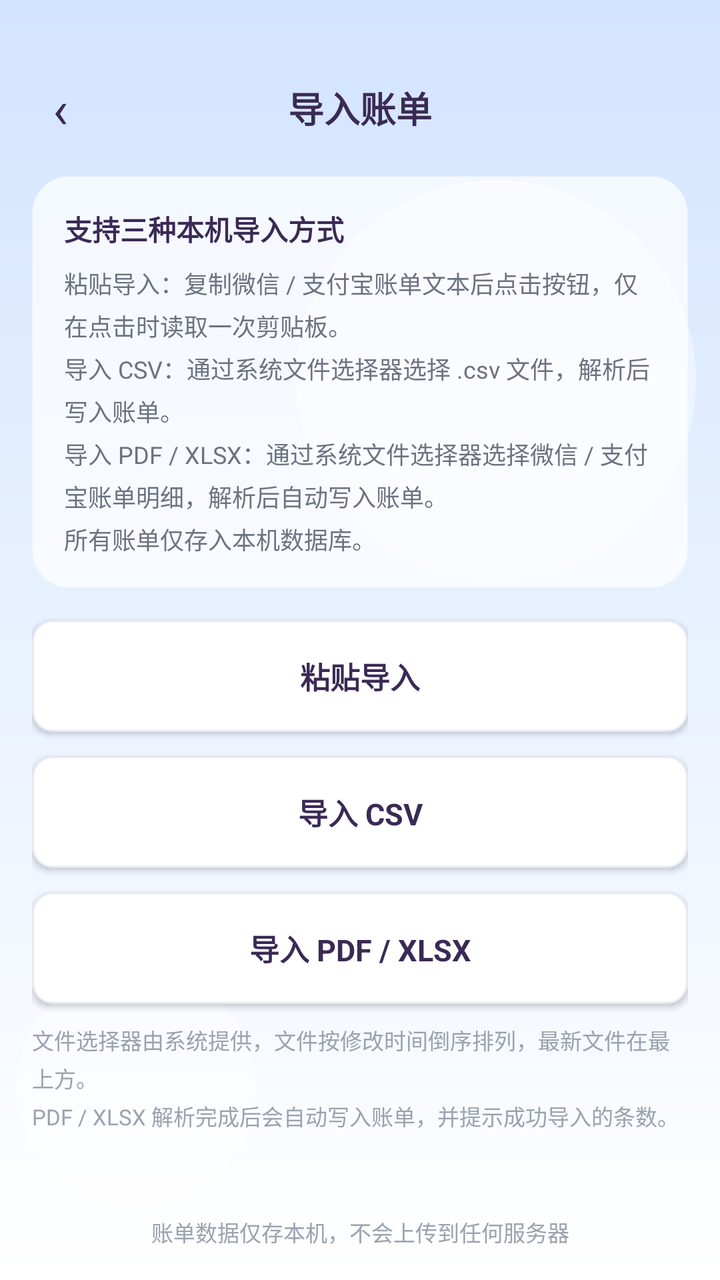
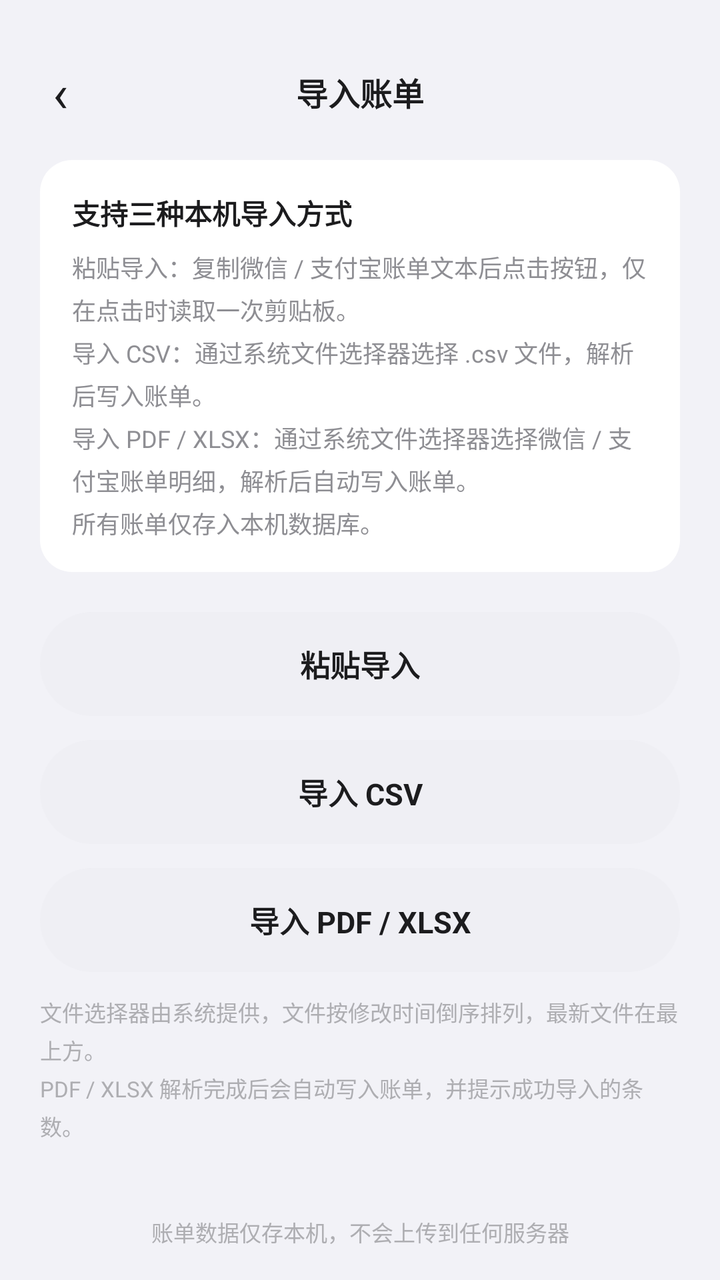

Compare the two renders of this Android layout. The source of the first and the diff that turns it into the second are given below.
<!-- AndroidManifest.xml: application theme Theme.StudentBill -->
<!-- res/layout/activity_import.xml -->
<?xml version="1.0" encoding="utf-8"?>
<LinearLayout xmlns:android="http://schemas.android.com/apk/res/android"
    android:layout_width="match_parent"
    android:layout_height="match_parent"
    android:background="@drawable/bg_page_gradient"
    android:orientation="vertical">

    
    <LinearLayout
        android:layout_width="match_parent"
        android:layout_height="wrap_content"
        android:gravity="center_vertical"
        android:orientation="horizontal"
        android:paddingStart="8dp"
        android:paddingTop="32dp"
        android:paddingEnd="8dp"
        android:paddingBottom="8dp">

        <TextView
            android:id="@+id/btnBack"
            android:layout_width="44dp"
            android:layout_height="44dp"
            android:background="?attr/selectableItemBackgroundBorderless"
            android:clickable="true"
            android:contentDescription="@string/chat_back"
            android:focusable="true"
            android:gravity="center"
            android:text="@string/chat_back"
            android:textColor="@color/candy_ink"
            android:textSize="26sp" />

        <TextView
            android:id="@+id/tvTitle"
            android:layout_width="0dp"
            android:layout_height="wrap_content"
            android:layout_weight="1"
            android:gravity="center"
            android:text="@string/import_title"
            android:textColor="@color/candy_ink"
            android:textSize="18sp"
            android:textStyle="bold" />

        <View
            android:layout_width="44dp"
            android:layout_height="44dp" />

    </LinearLayout>

    <ScrollView
        android:layout_width="match_parent"
        android:layout_height="0dp"
        android:layout_weight="1"
        android:fillViewport="true"
        android:scrollbars="none">

        <LinearLayout
            android:layout_width="match_parent"
            android:layout_height="wrap_content"
            android:orientation="vertical"
            android:paddingStart="16dp"
            android:paddingTop="4dp"
            android:paddingEnd="16dp"
            android:paddingBottom="16dp">

            <LinearLayout
                android:layout_width="match_parent"
                android:layout_height="wrap_content"
                android:background="@drawable/bg_candy_glass"
                android:orientation="vertical"
                android:padding="16dp">

                <TextView
                    android:layout_width="wrap_content"
                    android:layout_height="wrap_content"
                    android:text="@string/import_hint_title"
                    android:textColor="@color/candy_ink"
                    android:textSize="14sp"
                    android:textStyle="bold" />

                <TextView
                    android:layout_width="match_parent"
                    android:layout_height="wrap_content"
                    android:layout_marginTop="8dp"
                    android:lineSpacingExtra="4dp"
                    android:text="@string/import_hint"
                    android:textColor="@color/text_secondary"
                    android:textSize="12sp" />

            </LinearLayout>

            <TextView
                android:id="@+id/btnPasteImport"
                android:layout_width="match_parent"
                android:layout_height="56dp"
                android:layout_marginTop="16dp"
                android:background="@drawable/bg_input"
                android:clickable="true"
                android:elevation="2dp"
                android:focusable="true"
                android:foreground="?attr/selectableItemBackground"
                android:gravity="center"
                android:text="@string/import_paste"
                android:textColor="@color/candy_ink"
                android:textSize="15sp"
                android:textStyle="bold" />

            <TextView
                android:id="@+id/btnImportCsv"
                android:layout_width="match_parent"
                android:layout_height="56dp"
                android:layout_marginTop="12dp"
                android:background="@drawable/bg_input"
                android:clickable="true"
                android:elevation="2dp"
                android:focusable="true"
                android:foreground="?attr/selectableItemBackground"
                android:gravity="center"
                android:text="@string/import_csv"
                android:textColor="@color/candy_ink"
                android:textSize="15sp"
                android:textStyle="bold" />

            <TextView
                android:id="@+id/btnImportPdfXlsx"
                android:layout_width="match_parent"
                android:layout_height="56dp"
                android:layout_marginTop="12dp"
                android:background="@drawable/bg_input"
                android:clickable="true"
                android:elevation="2dp"
                android:focusable="true"
                android:foreground="?attr/selectableItemBackground"
                android:gravity="center"
                android:text="@string/import_pdf_xlsx"
                android:textColor="@color/candy_ink"
                android:textSize="15sp"
                android:textStyle="bold" />

            <TextView
                android:layout_width="match_parent"
                android:layout_height="wrap_content"
                android:layout_marginTop="10dp"
                android:lineSpacingExtra="3dp"
                android:text="@string/import_doc_note"
                android:textColor="@color/text_hint"
                android:textSize="11sp" />

        </LinearLayout>

    </ScrollView>

    <TextView
        android:id="@+id/tvPrivacyTip"
        android:layout_width="match_parent"
        android:layout_height="wrap_content"
        android:gravity="center"
        android:paddingStart="16dp"
        android:paddingTop="10dp"
        android:paddingEnd="16dp"
        android:paddingBottom="16dp"
        android:text="@string/import_privacy_tip"
        android:textColor="@color/text_hint"
        android:textSize="11sp" />

</LinearLayout>
<!-- resources referenced by this layout -->
<resources>
  <color name="candy_ink">#3A2A55</color>
  <color name="text_hint">#9AA3AF</color>
  <color name="text_secondary">#6B7280</color>
  <!-- drawable bg_candy_glass (drawable) -->
  <?xml version="1.0" encoding="utf-8"?>
  <shape xmlns:android="http://schemas.android.com/apk/res/android"
      android:shape="rectangle">
      <solid android:color="@color/candy_glass" />
      <corners android:radius="18dp" />
      <stroke
          android:width="1dp"
          android:color="@color/candy_line" />
  </shape>
  <!-- drawable bg_input (drawable) -->
  <?xml version="1.0" encoding="utf-8"?>
  <shape xmlns:android="http://schemas.android.com/apk/res/android"
      android:shape="rectangle">
      <solid android:color="@color/bg_card" />
      <corners android:radius="10dp" />
      <stroke
          android:width="1dp"
          android:color="@color/divider" />
  </shape>
  <!-- drawable bg_page_gradient (drawable) -->
  <?xml version="1.0" encoding="utf-8"?>
  <layer-list xmlns:android="http://schemas.android.com/apk/res/android">
  
      
      <item>
          <shape android:shape="rectangle">
              <gradient
                  android:angle="270"
                  android:endColor="@color/bg_card"
                  android:startColor="@color/page_blue" />
          </shape>
      </item>
  
      
      <item
          android:width="200dp"
          android:height="200dp"
          android:gravity="top|end"
          android:right="12dp"
          android:top="90dp">
          <shape android:shape="oval">
              <solid android:color="@color/page_bubble" />
          </shape>
      </item>
  
      <item
          android:width="120dp"
          android:height="120dp"
          android:gravity="bottom|start"
          android:bottom="36dp"
          android:left="8dp">
          <shape android:shape="oval">
              <solid android:color="@color/page_bubble" />
          </shape>
      </item>
  
  </layer-list>
  <string name="chat_back">‹</string>
  <string name="import_csv">导入 CSV</string>
  <string name="import_doc_note">文件选择器由系统提供，文件按修改时间倒序排列，最新文件在最上方。\nPDF / XLSX 解析完成后会自动写入账单，并提示成功导入的条数。</string>
  <string name="import_hint">粘贴导入：复制微信 / 支付宝账单文本后点击按钮，仅在点击时读取一次剪贴板。\n导入 CSV：通过系统文件选择器选择 .csv 文件，解析后写入账单。\n导入 PDF / XLSX：通过系统文件选择器选择微信 / 支付宝账单明细，解析后自动写入账单。\n所有账单仅存入本机数据库。</string>
  <string name="import_hint_title">支持三种本机导入方式</string>
  <string name="import_paste">粘贴导入</string>
  <string name="import_pdf_xlsx">导入 PDF / XLSX</string>
  <string name="import_privacy_tip">账单数据仅存本机，不会上传到任何服务器</string>
  <string name="import_title">导入账单</string>
  <style name="Theme.StudentBill" parent="Theme.AppCompat.Light.NoActionBar">
          <item name="colorPrimary">@color/color_primary</item>
          <item name="colorPrimaryDark">@color/color_primary_dark</item>
          <item name="colorAccent">@color/color_primary</item>
          <item name="android:windowLightStatusBar">true</item>
          <item name="android:statusBarColor">@color/page_blue</item>
          <item name="android:navigationBarColor">@color/bg_card</item>
          <item name="android:windowBackground">@drawable/bg_page_gradient</item>
          <item name="android:textColorPrimary">@color/text_primary</item>
          <item name="android:textColorSecondary">@color/text_secondary</item>
      </style>
  <color name="candy_glass">#B8FFFFFF</color>
  <color name="candy_line">#59FFFFFF</color>
  <color name="bg_card">#FFFFFF</color>
  <color name="divider">#E5E9F2</color>
  <color name="page_blue">#D3E4FF</color>
  <color name="page_bubble">#66FFFFFF</color>
  <color name="color_primary">#2F6FED</color>
  <color name="color_primary_dark">#1E4FBD</color>
  <color name="text_primary">#1F2430</color>
</resources>

<!-- the commit's change to res/layout/activity_import.xml (unified diff, before → after) -->
@@ -11,10 +11,10 @@
         android:layout_height="wrap_content"
         android:gravity="center_vertical"
         android:orientation="horizontal"
-        android:paddingStart="8dp"
-        android:paddingTop="32dp"
-        android:paddingEnd="8dp"
-        android:paddingBottom="8dp">
+        android:paddingStart="@dimen/space_sm"
+        android:paddingTop="@dimen/space_xl"
+        android:paddingEnd="@dimen/space_sm"
+        android:paddingBottom="@dimen/space_sm">
 
         <TextView
             android:id="@+id/btnBack"
@@ -26,7 +26,7 @@
             android:focusable="true"
             android:gravity="center"
             android:text="@string/chat_back"
-            android:textColor="@color/candy_ink"
+            android:textColor="@color/text_primary"
             android:textSize="26sp" />
 
         <TextView
@@ -36,8 +36,8 @@
             android:layout_weight="1"
             android:gravity="center"
             android:text="@string/import_title"
-            android:textColor="@color/candy_ink"
-            android:textSize="18sp"
+            android:textColor="@color/text_primary"
+            android:textSize="@dimen/text_card_title"
             android:textStyle="bold" />
 
         <View
@@ -51,95 +51,97 @@
         android:layout_height="0dp"
         android:layout_weight="1"
         android:fillViewport="true"
+        android:overScrollMode="never"
         android:scrollbars="none">
 
         <LinearLayout
             android:layout_width="match_parent"
             android:layout_height="wrap_content"
             android:orientation="vertical"
-            android:paddingStart="16dp"
-            android:paddingTop="4dp"
-            android:paddingEnd="16dp"
-            android:paddingBottom="16dp">
+            android:paddingStart="@dimen/page_padding"
+            android:paddingTop="@dimen/space_xs"
+            android:paddingEnd="@dimen/page_padding"
+            android:paddingBottom="@dimen/card_padding">
 
             <LinearLayout
                 android:layout_width="match_parent"
                 android:layout_height="wrap_content"
-                android:background="@drawable/bg_candy_glass"
+                android:background="@drawable/bg_card"
+                android:elevation="0dp"
                 android:orientation="vertical"
-                android:padding="16dp">
+                android:padding="@dimen/card_padding">
 
                 <TextView
                     android:layout_width="wrap_content"
                     android:layout_height="wrap_content"
                     android:text="@string/import_hint_title"
-                    android:textColor="@color/candy_ink"
-                    android:textSize="14sp"
+                    android:textColor="@color/text_primary"
+                    android:textSize="@dimen/text_body"
                     android:textStyle="bold" />
 
                 <TextView
                     android:layout_width="match_parent"
                     android:layout_height="wrap_content"
-                    android:layout_marginTop="8dp"
+                    android:layout_marginTop="@dimen/space_sm"
                     android:lineSpacingExtra="4dp"
                     android:text="@string/import_hint"
                     android:textColor="@color/text_secondary"
-                    android:textSize="12sp" />
+                    android:textSize="@dimen/text_caption" />
 
             </LinearLayout>
 
             <TextView
                 android:id="@+id/btnPasteImport"
                 android:layout_width="match_parent"
-                android:layout_height="56dp"
-                android:layout_marginTop="16dp"
-                android:background="@drawable/bg_input"
+                android:layout_height="52dp"
+                android:layout_marginTop="@dimen/space_lg"
+                android:background="@drawable/bg_button_ghost"
                 android:clickable="true"
-                android:elevation="2dp"
+                android:elevation="0dp"
                 android:focusable="true"
                 android:foreground="?attr/selectableItemBackground"
                 android:gravity="center"
                 android:text="@string/import_paste"
-                android:textColor="@color/candy_ink"
+                android:textColor="@color/text_primary"
                 android:textSize="15sp"
                 android:textStyle="bold" />
 
             <TextView
                 android:id="@+id/btnImportCsv"
                 android:layout_width="match_parent"
-                android:layout_height="56dp"
-                android:layout_marginTop="12dp"
-                android:background="@drawable/bg_input"
+                android:layout_height="52dp"
+                android:layout_marginTop="@dimen/space_md"
+                android:background="@drawable/bg_button_ghost"
                 android:clickable="true"
-                android:elevation="2dp"
+                android:elevation="0dp"
                 android:focusable="true"
                 android:foreground="?attr/selectableItemBackground"
                 android:gravity="center"
                 android:text="@string/import_csv"
-                android:textColor="@color/candy_ink"
+                android:textColor="@color/text_primary"
                 android:textSize="15sp"
                 android:textStyle="bold" />
 
             <TextView
                 android:id="@+id/btnImportPdfXlsx"
                 android:layout_width="match_parent"
-                android:layout_height="56dp"
-                android:layout_marginTop="12dp"
-                android:background="@drawable/bg_input"
+                android:layout_height="52dp"
+                android:layout_marginTop="@dimen/space_md"
+                android:background="@drawable/bg_button_ghost"
                 android:clickable="true"
-                android:elevation="2dp"
+                android:elevation="0dp"
                 android:focusable="true"
                 android:foreground="?attr/selectableItemBackground"
                 android:gravity="center"
                 android:text="@string/import_pdf_xlsx"
-                android:textColor="@color/candy_ink"
+                android:textColor="@color/text_primary"
                 android:textSize="15sp"
                 android:textStyle="bold" />
 
             <TextView
                 android:layout_width="match_parent"
                 android:layout_height="wrap_content"
-                android:layout_marginTop="10dp"
+                android:layout_marginTop="@dimen/space_md"
                 android:lineSpacingExtra="3dp"
                 android:text="@string/import_doc_note"
                 android:textColor="@color/text_hint"
@@ -154,10 +156,10 @@
         android:layout_width="match_parent"
         android:layout_height="wrap_content"
         android:gravity="center"
-        android:paddingStart="16dp"
-        android:paddingTop="10dp"
-        android:paddingEnd="16dp"
-        android:paddingBottom="16dp"
+        android:paddingStart="@dimen/page_padding"
+        android:paddingTop="@dimen/space_md"
+        android:paddingEnd="@dimen/page_padding"
+        android:paddingBottom="@dimen/card_padding"
         android:text="@string/import_privacy_tip"
         android:textColor="@color/text_hint"
         android:textSize="11sp" />
<!-- resource entries referenced after the edit -->
@@ -1,66 +1,37 @@
 <!-- resources referenced by this layout -->
 <resources>
-  <color name="candy_ink">#3A2A55</color>
-  <color name="text_hint">#9AA3AF</color>
-  <color name="text_secondary">#6B7280</color>
-  <!-- drawable bg_candy_glass (drawable) -->
+  <color name="text_hint">#AEAEB2</color>
+  <color name="text_secondary">#8E8E93</color>
+  <dimen name="card_padding">16dp</dimen>
+  <dimen name="page_padding">20dp</dimen>
+  <dimen name="space_lg">20dp</dimen>
+  <dimen name="space_md">12dp</dimen>
+  <dimen name="space_sm">8dp</dimen>
+  <dimen name="space_xl">24dp</dimen>
+  <dimen name="space_xs">4dp</dimen>
+  <dimen name="text_body">14sp</dimen>
+  <dimen name="text_caption">12sp</dimen>
+  <dimen name="text_card_title">16sp</dimen>
+  <!-- drawable bg_button_ghost (drawable) -->
   <?xml version="1.0" encoding="utf-8"?>
   <shape xmlns:android="http://schemas.android.com/apk/res/android"
       android:shape="rectangle">
-      <solid android:color="@color/candy_glass" />
-      <corners android:radius="18dp" />
-      <stroke
-          android:width="1dp"
-          android:color="@color/candy_line" />
+      <solid android:color="@color/bg_input_fill" />
+      <corners android:radius="@dimen/radius_pill" />
   </shape>
-  <!-- drawable bg_input (drawable) -->
+  <!-- drawable bg_card (drawable) -->
   <?xml version="1.0" encoding="utf-8"?>
   <shape xmlns:android="http://schemas.android.com/apk/res/android"
       android:shape="rectangle">
       <solid android:color="@color/bg_card" />
-      <corners android:radius="10dp" />
-      <stroke
-          android:width="1dp"
-          android:color="@color/divider" />
+      <corners android:radius="@dimen/card_radius" />
   </shape>
   <!-- drawable bg_page_gradient (drawable) -->
   <?xml version="1.0" encoding="utf-8"?>
-  <layer-list xmlns:android="http://schemas.android.com/apk/res/android">
-  
-      
-      <item>
-          <shape android:shape="rectangle">
-              <gradient
-                  android:angle="270"
-                  android:endColor="@color/bg_card"
-                  android:startColor="@color/page_blue" />
-          </shape>
-      </item>
-  
-      
-      <item
-          android:width="200dp"
-          android:height="200dp"
-          android:gravity="top|end"
-          android:right="12dp"
-          android:top="90dp">
-          <shape android:shape="oval">
-              <solid android:color="@color/page_bubble" />
-          </shape>
-      </item>
-  
-      <item
-          android:width="120dp"
-          android:height="120dp"
-          android:gravity="bottom|start"
-          android:bottom="36dp"
-          android:left="8dp">
-          <shape android:shape="oval">
-              <solid android:color="@color/page_bubble" />
-          </shape>
-      </item>
-  
-  </layer-list>
+  <shape xmlns:android="http://schemas.android.com/apk/res/android"
+      android:shape="rectangle">
+      <solid android:color="@color/bg_page" />
+  </shape>
   <string name="chat_back">‹</string>
   <string name="import_csv">导入 CSV</string>
   <string name="import_doc_note">文件选择器由系统提供，文件按修改时间倒序排列，最新文件在最上方。\nPDF / XLSX 解析完成后会自动写入账单，并提示成功导入的条数。</string>
@@ -75,20 +46,20 @@
           <item name="colorPrimaryDark">@color/color_primary_dark</item>
           <item name="colorAccent">@color/color_primary</item>
           <item name="android:windowLightStatusBar">true</item>
-          <item name="android:statusBarColor">@color/page_blue</item>
+          <item name="android:statusBarColor">@color/page_bg_start</item>
           <item name="android:navigationBarColor">@color/bg_card</item>
           <item name="android:windowBackground">@drawable/bg_page_gradient</item>
           <item name="android:textColorPrimary">@color/text_primary</item>
           <item name="android:textColorSecondary">@color/text_secondary</item>
       </style>
-  <color name="candy_glass">#B8FFFFFF</color>
-  <color name="candy_line">#59FFFFFF</color>
+  <color name="bg_input_fill">#EFEFF4</color>
+  <dimen name="radius_pill">999dp</dimen>
   <color name="bg_card">#FFFFFF</color>
-  <color name="divider">#E5E9F2</color>
-  <color name="page_blue">#D3E4FF</color>
-  <color name="page_bubble">#66FFFFFF</color>
-  <color name="color_primary">#2F6FED</color>
-  <color name="color_primary_dark">#1E4FBD</color>
-  <color name="text_primary">#1F2430</color>
+  <dimen name="card_radius">16dp</dimen>
+  <color name="bg_page">#F2F2F7</color>
+  <color name="color_primary">#5BB8F5</color>
+  <color name="color_primary_dark">#3A9FE0</color>
+  <color name="page_bg_start">#F2F2F7</color>
+  <color name="text_primary">#1C1C1E</color>
 </resources>
 
